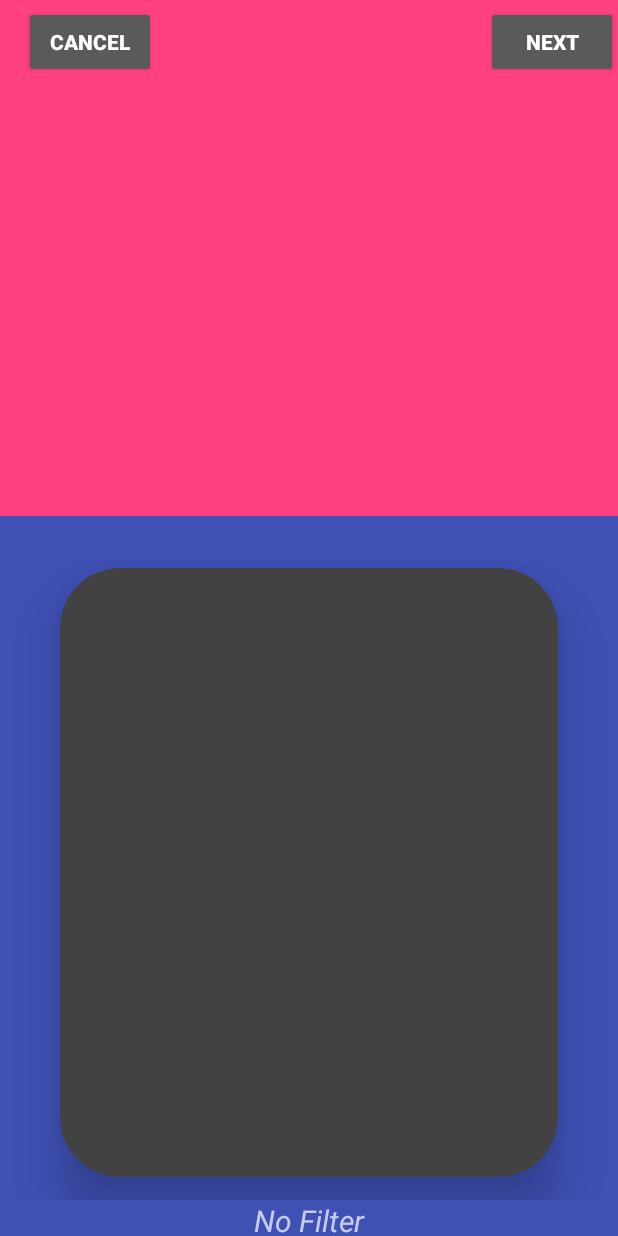
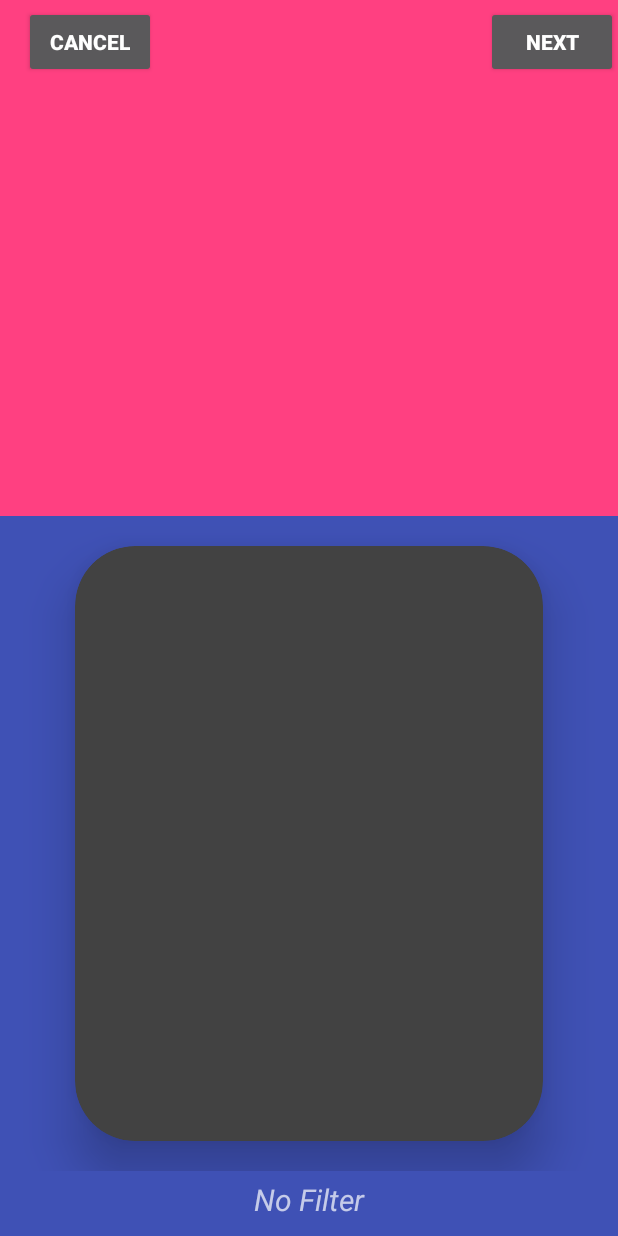
Before and after one commit to briyonce/Android-Photo-Editor, an Android app: the NewPhoto screen opened directly, with no data from a screen before it, on a phone screen of 412 x 824 dp. Run offline under Robolectric (Android 15) with nearby library versions, the phone set to English and light mode, and no system bars; libraries missing offline, so code that uses them is left out: com.mukesh.image_processing, ja.burhanrashid52.photoeditor; 8 statements that could not run were skipped.

Commit message:
fixed sizing in recyclerview

```diff
--- a/app/src/main/res/layout/list_thumbnail_item.xml
+++ b/app/src/main/res/layout/list_thumbnail_item.xml
@@ -1,17 +1,18 @@
 <LinearLayout android:layout_height="match_parent" android:layout_width="match_parent"
     xmlns:android="http://schemas.android.com/apk/res/android"
     android:orientation="vertical"
-    android:weightSum="1">
+    android:weightSum="1"
+    android:layout_marginBottom="5dp">
     <LinearLayout
         android:layout_width="match_parent"
         android:layout_height="0dp"
-        android:layout_weight=".95">
+        android:layout_weight=".92">
         <android.support.v7.widget.CardView xmlns:android="http://schemas.android.com/apk/res/android"
             android:layout_height="match_parent"
             android:layout_width="match_parent"
             xmlns:app="http://schemas.android.com/apk/res-auto"
             android:layout_gravity="center"
-            android:layout_marginTop="30dp"
+            android:layout_marginTop="20dp"
             android:layout_marginBottom="20dp"
             android:layout_marginLeft="40dp"
             android:layout_marginRight="40dp"
@@ -29,7 +30,7 @@
     <LinearLayout
         android:layout_width="match_parent"
         android:layout_height="0dp"
-        android:layout_weight=".05"
+        android:layout_weight=".08"
         android:gravity="center">
         <TextView
             android:id="@+id/filter_name_text"
--- a/app/src/main/res/layout/new_photo.xml
+++ b/app/src/main/res/layout/new_photo.xml
@@ -51,6 +51,8 @@
             android:id="@+id/photo_recycler_view"
             android:layout_width="match_parent"
             android:layout_height="match_parent"
+            android:layout_marginRight="10dp"
+            android:layout_marginLeft="10dp"
             android:orientation="horizontal">
 
         </android.support.v7.widget.RecyclerView>
```
